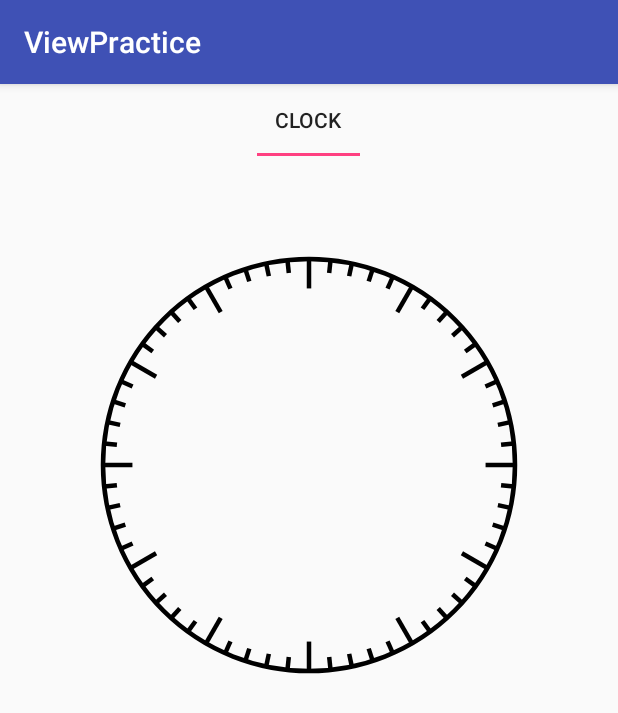
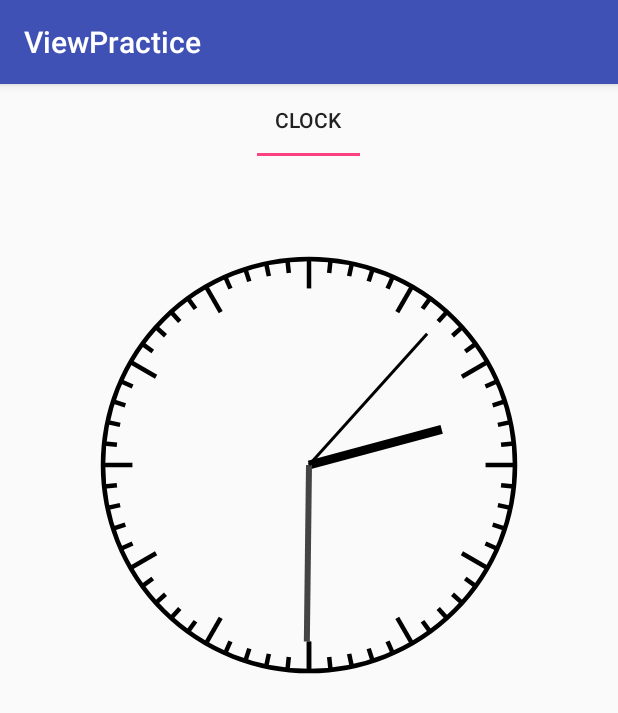
Before and after one commit to CAHsieh/ViewPractice, an Android app: the screen it shows after launch (MainActivity), on a phone screen of 412 x 824 dp. Shown: the top 713 px of the screen. Run offline under Robolectric (Android 15) with nearby library versions, the phone set to English and light mode, and no system bars.

Commit message:
complete base clock view

```diff
--- a/app/src/main/java/pet/ca/viewpractice/CustomView/TraditionalClock.kt
+++ b/app/src/main/java/pet/ca/viewpractice/CustomView/TraditionalClock.kt
@@ -7,6 +7,7 @@ import android.graphics.Paint
 import android.util.AttributeSet
 import android.view.View
 import pet.ca.viewpractice.Utils
+import java.util.*
 
 class TraditionalClock : View {
 
@@ -15,7 +16,6 @@ class TraditionalClock : View {
     constructor(context: Context?) : super(context)
     constructor(context: Context?, attrs: AttributeSet?) : super(context, attrs)
     constructor(context: Context?, attrs: AttributeSet?, defStyleAttr: Int) : super(context, attrs, defStyleAttr)
-
 
     override fun onMeasure(widthMeasureSpec: Int, heightMeasureSpec: Int) {
         super.onMeasure(widthMeasureSpec, heightMeasureSpec)
@@ -50,24 +50,22 @@ class TraditionalClock : View {
         paint.reset()
         canvas.restore()
 
-        //draw hour line
         paint.color = Color.BLACK
         paint.style = Paint.Style.STROKE
         paint.strokeWidth = Utils.dpToPixels(3f)
-        for (i in 0..11) {
-            canvas.save()
-            canvas.translate((measuredWidth / 2).toFloat(), (measuredWidth / 2).toFloat())
-            canvas.rotate((30 * i).toFloat())
-            canvas.drawLine(0f, measuredWidth / 3f, 0f, measuredWidth / 3.5f, paint)
-            canvas.restore()
-        }
-
-        //draw minute line
         for (i in 0..60) {
             val degree = (i * 6)
             if (degree % 30 == 0) {
+                //draw hour line
+                canvas.save()
+                canvas.translate((measuredWidth / 2).toFloat(), (measuredWidth / 2).toFloat())
+                canvas.rotate(degree.toFloat())
+                canvas.drawLine(0f, measuredWidth / 3f, 0f, measuredWidth / 3.5f, paint)
+                canvas.restore()
                 continue
             }
+
+            //draw minute line
             canvas.save()
             canvas.translate((measuredWidth / 2).toFloat(), (measuredWidth / 2).toFloat())
             canvas.rotate(degree.toFloat())
@@ -76,5 +74,59 @@ class TraditionalClock : View {
         }
         paint.reset()
 
+
+        val calendar = Calendar.getInstance()
+        val hour = calendar.get(Calendar.HOUR_OF_DAY) % 12
+        val minute = calendar.get(Calendar.MINUTE)
+        val second = calendar.get(Calendar.SECOND)
+
+        //draw hour hand
+        paint.color = Color.BLACK
+        paint.style = Paint.Style.STROKE
+        paint.strokeWidth = Utils.dpToPixels(6f)
+        val hourBaseDegree = 30 * hour
+        val hourOffsetDegree = minute / 2f
+        canvas.save()
+        canvas.translate((measuredWidth / 2).toFloat(), (measuredWidth / 2).toFloat())
+        canvas.rotate((360f - hourBaseDegree) + hourOffsetDegree)
+        canvas.drawLine(0f, 0f, 0f, -measuredWidth / 4.5f, paint)
+        canvas.restore()
+
+        //draw minute hand
+        paint.color = Color.DKGRAY
+        paint.strokeWidth = Utils.dpToPixels(4f)
+        val minBaseDegree = 6 * minute
+        val minOffsetDegree = second / 10f
+        canvas.save()
+        canvas.translate((measuredWidth / 2).toFloat(), (measuredWidth / 2).toFloat())
+        canvas.rotate((minBaseDegree + minOffsetDegree))
+        canvas.drawLine(0f, 0f, 0f, -measuredWidth / 3.5f, paint)
+        canvas.restore()
+
+        //draw second hand
+        paint.color = Color.BLACK
+        paint.strokeWidth = Utils.dpToPixels(2f)
+        val secDegree = 6 * second
+        canvas.save()
+        canvas.translate((measuredWidth / 2).toFloat(), (measuredWidth / 2).toFloat())
+        canvas.rotate(secDegree.toFloat())
+        canvas.drawLine(0f, 0f, 0f, -measuredWidth / 3.5f, paint)
+        canvas.restore()
+    }
+
+    private var running: Boolean = false
+
+    fun startClock() {
+        running = true
+        Thread(Runnable {
+            while (running) {
+                invalidate()
+                Thread.sleep(1000)
+            }
+        }).start()
+    }
+
+    fun stopClock() {
+        running = false
     }
 }
--- a/app/src/main/java/pet/ca/viewpractice/PageFragment.kt
+++ b/app/src/main/java/pet/ca/viewpractice/PageFragment.kt
@@ -7,6 +7,7 @@ import android.view.LayoutInflater
 import android.view.View
 import android.view.ViewGroup
 import kotlinx.android.synthetic.main.fragment_view.view.*
+import kotlinx.android.synthetic.main.view_traditional_clock.*
 
 class PageFragment : Fragment() {
 
@@ -41,4 +42,14 @@ class PageFragment : Fragment() {
         return view
     }
 
+    override fun onViewCreated(view: View, savedInstanceState: Bundle?) {
+        super.onViewCreated(view, savedInstanceState)
+
+        when (layoutRes) {
+            R.layout.view_traditional_clock -> {
+                traditionalClock.startClock()
+            }
+
+        }
+    }
 }
--- a/app/src/main/res/layout/view_traditional_clock.xml
+++ b/app/src/main/res/layout/view_traditional_clock.xml
@@ -5,6 +5,7 @@
     android:layout_height="match_parent">
 
     <pet.ca.viewpractice.CustomView.TraditionalClock
+        android:id="@+id/traditionalClock"
         android:layout_width="0dp"
         android:layout_height="wrap_content"
         app:layout_constraintEnd_toEndOf="parent"
```
